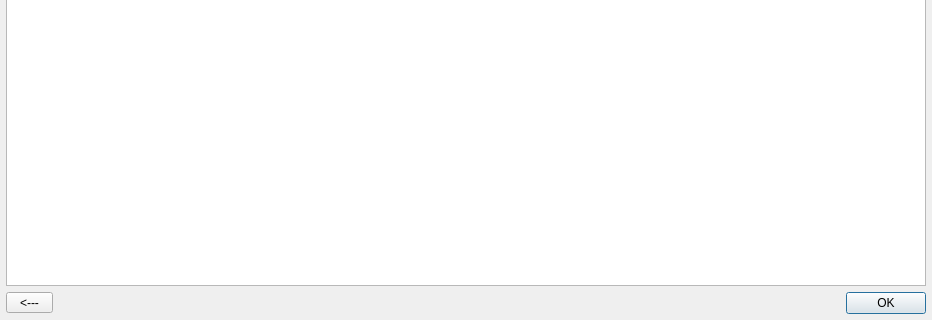
Before: the Qt Designer form sub3suite/src/Dialogs/DocumentationDialog.ui in 3nock/OTE, drawn with Qt 5; both pictures show x 0 to 932 and y 331 to 651 of the 932 by 651 pixel window.
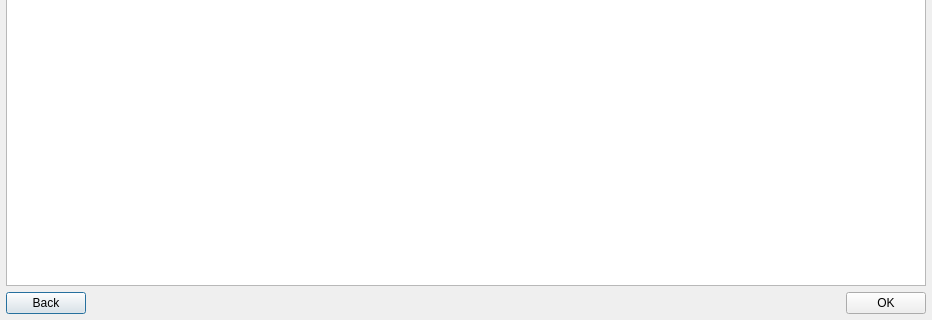
After: the same form once the commit is applied. Icons and pictures are not drawn.

```diff
--- a/sub3suite/src/Dialogs/DocumentationDialog.ui
+++ b/sub3suite/src/Dialogs/DocumentationDialog.ui
@@ -42,9 +42,9 @@
    <item>
     <layout class="QHBoxLayout" name="horizontalLayout">
      <item>
-      <widget class="QToolButton" name="buttonBack">
+      <widget class="QPushButton" name="buttonBack">
        <property name="text">
-        <string>  &lt;---  </string>
+        <string>Back</string>
        </property>
       </widget>
      </item>
```
